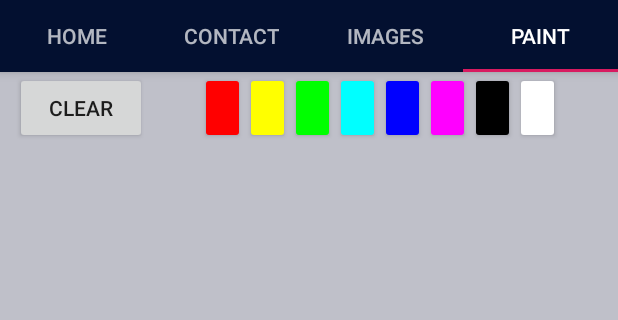
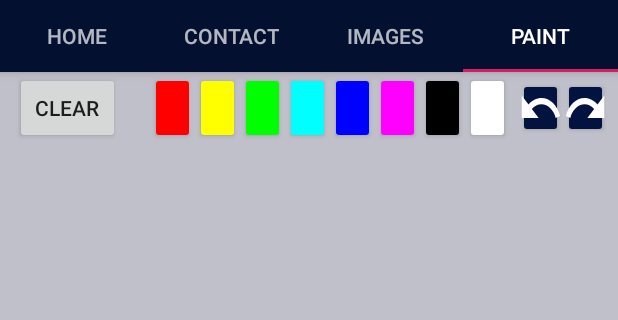
Before and after one commit to gjrud1470/MadWeek2, an Android app: the screen it shows after launch (MainActivity), tab 4 chosen, on a phone screen of 412 x 824 dp, the part 89-409 px from its top. Run offline under Robolectric (Android 15) with nearby library versions, the phone set to English and light mode, and no system bars; libraries missing offline, so code that uses them is left out: com.mikhaellopez.circularimageview.

Commit message:
redo undo button

```diff
--- a/app/src/main/java/com/example/myapplication/PaintFragment.kt
+++ b/app/src/main/java/com/example/myapplication/PaintFragment.kt
@@ -103,6 +103,7 @@ class PaintFragment : Fragment() {
             builder.show()
         }
 
+
         var redButton : Button = rootView.findViewById(R.id.RedBtn)
         redButton.setOnClickListener {
             Toast.makeText(getContext(), "change color to Red", Toast.LENGTH_SHORT).show()
@@ -145,6 +146,17 @@ class PaintFragment : Fragment() {
         }
 
 
+        var undoButton : Button = rootView.findViewById(R.id.UndoBtn)
+        undoButton.setOnClickListener {
+            points.
+            Toast.makeText(getContext(), "Undo", Toast.LENGTH_SHORT).show()
+        }
+        var redoButton : Button = rootView.findViewById(R.id.RedoBtn)
+        redoButton.setOnClickListener {
+            Toast.makeText(getContext(), "Redo", Toast.LENGTH_SHORT).show()
+        }
+
+
         return rootView
     }
 
--- /dev/null
+++ b/app/src/main/res/drawable/ic_redo_white.xml
@@ -0,0 +1,5 @@
+<vector android:height="24dp" android:tint="#FFFFFF"
+    android:viewportHeight="24.0" android:viewportWidth="24.0"
+    android:width="24dp" xmlns:android="http://schemas.android.com/apk/res/android">
+    <path android:fillColor="#FF000000" android:pathData="M18.4,10.6C16.55,8.99 14.15,8 11.5,8c-4.65,0 -8.58,3.03 -9.96,7.22L3.9,16c1.05,-3.19 4.05,-5.5 7.6,-5.5 1.95,0 3.73,0.72 5.12,1.88L13,16h9V7l-3.6,3.6z"/>
+</vector>
--- /dev/null
+++ b/app/src/main/res/drawable/ic_undo_white.xml
@@ -0,0 +1,5 @@
+<vector android:height="24dp" android:tint="#FFFFFF"
+    android:viewportHeight="24.0" android:viewportWidth="24.0"
+    android:width="24dp" xmlns:android="http://schemas.android.com/apk/res/android">
+    <path android:fillColor="#FF000000" android:pathData="M12.5,8c-2.65,0 -5.05,0.99 -6.9,2.6L2,7v9h9l-3.62,-3.62c1.39,-1.16 3.16,-1.88 5.12,-1.88 3.54,0 6.55,2.31 7.6,5.5l2.37,-0.78C21.08,11.03 17.15,8 12.5,8z"/>
+</vector>
--- a/app/src/main/res/layout/fragment_paint.xml
+++ b/app/src/main/res/layout/fragment_paint.xml
@@ -15,7 +15,7 @@
 
         <Button
             android:id="@+id/ClearBtn"
-            android:layout_width="wrap_content"
+            android:layout_width="70dp"
             android:layout_height="wrap_content"
             android:text="Clear"
             android:layout_marginLeft="10dp"
@@ -26,7 +26,7 @@
             android:id="@+id/RedBtn"
             android:layout_width="30dp"
             android:layout_height="wrap_content"
-            android:layout_marginLeft="35dp"
+            android:layout_marginLeft="20dp"
             android:backgroundTint="#FF0000"
             app:layout_constraintStart_toEndOf="@+id/ClearBtn"
             tools:layout_editor_absoluteY="0dp" />
@@ -87,6 +87,28 @@
             app:layout_constraintStart_toEndOf="@+id/BlackBtn"
             tools:layout_editor_absoluteY="0dp" />
 
+
+        <Button
+            android:id="@+id/UndoBtn"
+            android:layout_width="30dp"
+            android:layout_height="40dp"
+            android:backgroundTint="@color/colorTitle"
+            android:foreground="@drawable/ic_undo_white"
+            app:layout_constraintStart_toEndOf="@+id/WhiteBtn"
+            android:layout_marginLeft="5dp"
+            tools:layout_editor_absoluteY="0dp" />
+
+        <Button
+            android:id="@+id/RedoBtn"
+            android:layout_width="30dp"
+            android:layout_height="40dp"
+            android:backgroundTint="@color/colorTitle"
+            android:foreground="@drawable/ic_redo_white"
+            app:layout_constraintStart_toEndOf="@+id/UndoBtn"
+            tools:layout_editor_absoluteY="0dp" />
+
+
+
     </LinearLayout>
 
     <com.example.myapplication.canvasView
```
